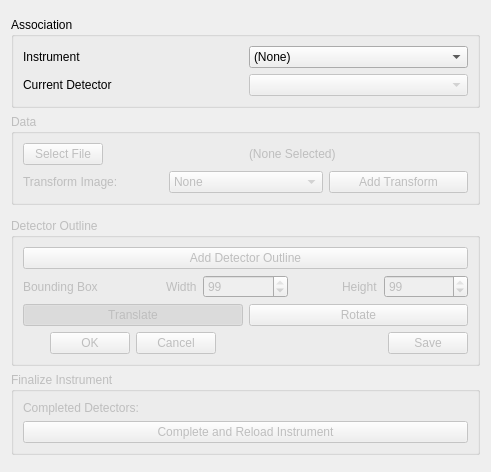
Above: hexrd/ui/resources/ui/import_data_panel.ui from HEXRD/hexrdgui before the change. Below: the same form after it.
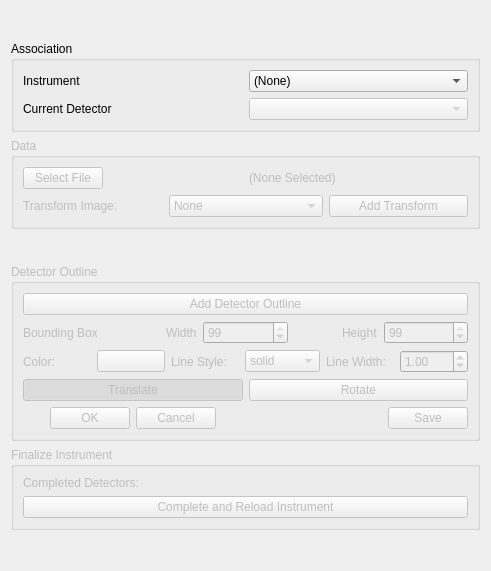
That is the form after the change.

Commit message: Add UI to set boundary color, width, and style

```diff
--- a/hexrd/ui/resources/ui/import_data_panel.ui
+++ b/hexrd/ui/resources/ui/import_data_panel.ui
@@ -7,7 +7,7 @@
     <x>0</x>
     <y>0</y>
     <width>491</width>
-    <height>472</height>
+    <height>571</height>
    </rect>
   </property>
   <property name="windowTitle">
@@ -297,6 +297,99 @@
         </item>
        </layout>
       </item>
+      <item>
+       <layout class="QHBoxLayout" name="horizontalLayout_5">
+        <item>
+         <widget class="QLabel" name="color_label">
+          <property name="enabled">
+           <bool>false</bool>
+          </property>
+          <property name="text">
+           <string>Color:</string>
+          </property>
+         </widget>
+        </item>
+        <item>
+         <widget class="QPushButton" name="line_color">
+          <property name="enabled">
+           <bool>false</bool>
+          </property>
+          <property name="text">
+           <string/>
+          </property>
+          <property name="autoDefault">
+           <bool>false</bool>
+          </property>
+         </widget>
+        </item>
+        <item>
+         <widget class="QLabel" name="style_label">
+          <property name="enabled">
+           <bool>false</bool>
+          </property>
+          <property name="text">
+           <string>Line Style:</string>
+          </property>
+         </widget>
+        </item>
+        <item>
+         <widget class="QComboBox" name="line_style">
+          <property name="enabled">
+           <bool>false</bool>
+          </property>
+          <item>
+           <property name="text">
+            <string>solid</string>
+           </property>
+          </item>
+          <item>
+           <property name="text">
+            <string>dotted</string>
+           </property>
+          </item>
+          <item>
+           <property name="text">
+            <string>dashed</string>
+           </property>
+          </item>
+          <item>
+           <property name="text">
+            <string>dashdot</string>
+           </property>
+          </item>
+         </widget>
+        </item>
+        <item>
+         <widget class="QLabel" name="size_label">
+          <property name="enabled">
+           <bool>false</bool>
+          </property>
+          <property name="text">
+           <string>Line Width:</string>
+          </property>
+         </widget>
+        </item>
+        <item>
+         <widget class="QDoubleSpinBox" name="line_size">
+          <property name="enabled">
+           <bool>false</bool>
+          </property>
+          <property name="keyboardTracking">
+           <bool>false</bool>
+          </property>
+          <property name="minimum">
+           <double>0.010000000000000</double>
+          </property>
+          <property name="singleStep">
+           <double>0.100000000000000</double>
+          </property>
+          <property name="value">
+           <double>1.000000000000000</double>
+          </property>
+         </widget>
+        </item>
+       </layout>
+      </item>
       <item>
        <layout class="QHBoxLayout" name="horizontalLayout_9">
         <item>
```
The commit also changes 1 other file.
